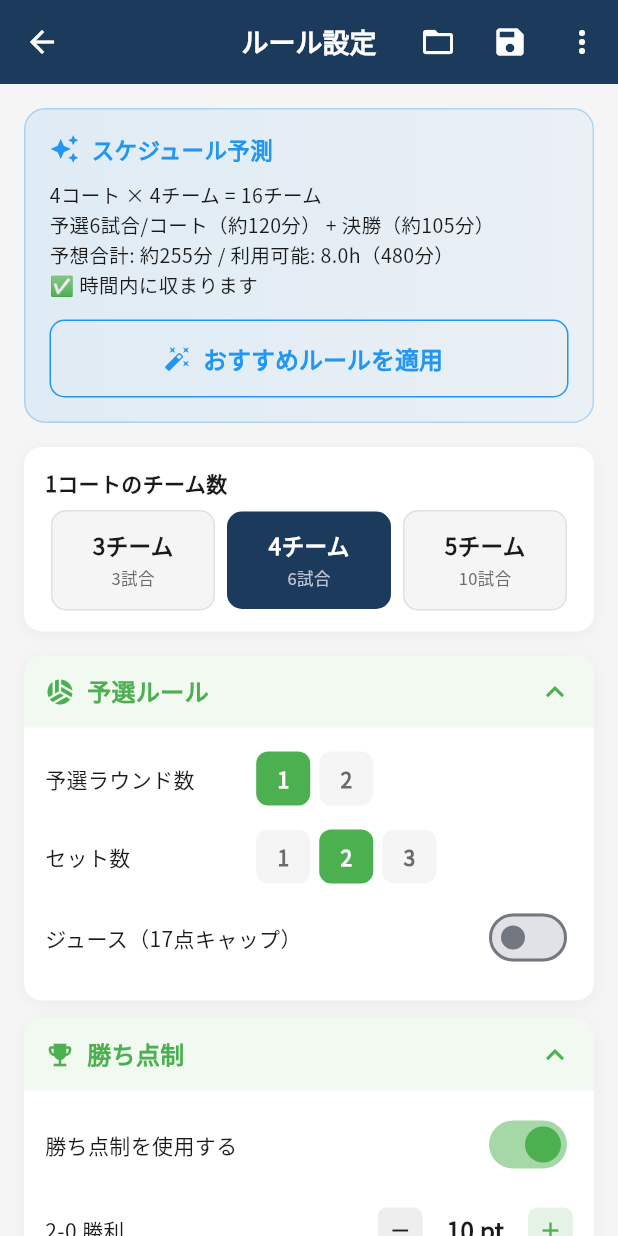
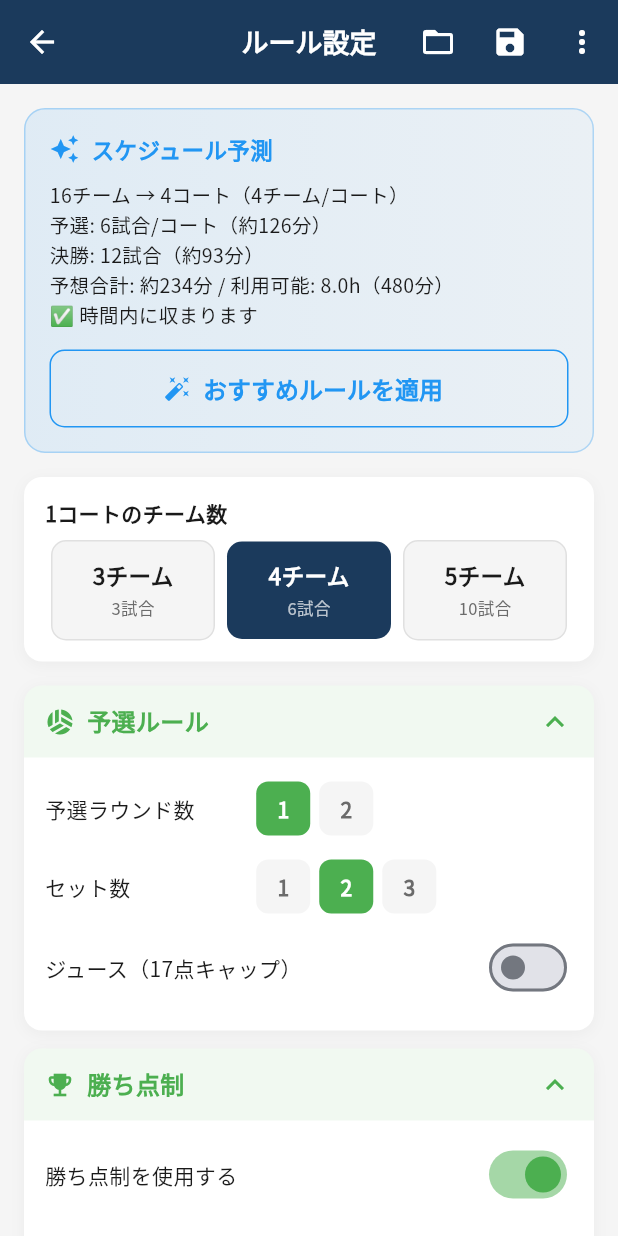
Before and after one commit to sofvo-dev/sofvo, a Flutter app: the TournamentRulesScreen screen opened directly, on a phone screen of 412 x 824 dp. Run offline on Flutter 3.47's test engine with Material 3 defaults, Android fonts, the phone set to English and light mode, and no system bars; our stand-ins replace cached_network_image, cloud_firestore, file_picker, firebase_auth, firebase_core, firebase_messaging and 10 more; missing offline and left inert: dart:js_interop, mobile_scanner; accounts and stored records are empty; network calls fail.

Commit message:
スケジュール予測をコート数・チーム数ベースに改善
- TournamentRulesScreenにmaxTeamsパラメータを追加
- 大会作成画面の3箇所のナビゲーションでコート数・チーム数・開始/終了時間を渡す
- _calcSuggestion: 実チーム数から1コートあたりのチーム数を逆算
- 総当たり試合数を n*(n-1)/2 で正確に計算
- 1試合の所要時間にコートチェンジ等のオーバーヘッド(+3分)を加算
- 順位別複数トーナメントの区分数(2/3)に応じた決勝試合数を算出
- 全チーム一本トーナメントのラウンド数をbitLengthで算出
- 決勝の複数コート並行を考慮
- 開閉会式の固定30分を15分に修正

https://claude.ai/code/session_01NdXNSNEhWCRPmtaSJSELhX

```diff
--- a/lib/screens/tournament/tournament_management_screen.dart
+++ b/lib/screens/tournament/tournament_management_screen.dart
@@ -359,7 +359,7 @@ class _TournamentManagementScreenState extends State<TournamentManagementScreen>
               SizedBox(width: double.infinity, child: OutlinedButton.icon(
                 onPressed: () async {
                   final result = await Navigator.push<Map<String, dynamic>>(context,
-                    MaterialPageRoute(builder: (_) => TournamentRulesScreen(initialRules: tournamentRules, courtCount: int.tryParse(courtsCtrl.text))));
+                    MaterialPageRoute(builder: (_) => TournamentRulesScreen(initialRules: tournamentRules, courtCount: int.tryParse(courtsCtrl.text), maxTeams: int.tryParse(maxTeamsCtrl.text))));
                   if (result != null) setSheetState(() => tournamentRules = result);
                 },
                 icon: Icon(tournamentRules != null ? Icons.check_circle : Icons.tune, color: tournamentRules != null ? AppTheme.success : AppTheme.primaryColor),
@@ -567,7 +567,7 @@ class _TournamentManagementScreenState extends State<TournamentManagementScreen>
               SizedBox(width: double.infinity, child: OutlinedButton.icon(
                 onPressed: () async {
                   final result = await Navigator.push<Map<String, dynamic>>(context,
-                    MaterialPageRoute(builder: (_) => TournamentRulesScreen(initialRules: tournamentRules, courtCount: int.tryParse(courtsCtrl.text))));
+                    MaterialPageRoute(builder: (_) => TournamentRulesScreen(initialRules: tournamentRules, courtCount: int.tryParse(courtsCtrl.text), maxTeams: int.tryParse(maxTeamsCtrl.text), startTime: matchStartTime, endTime: finalTime)));
                   if (result != null) setSheetState(() => tournamentRules = result);
                 },
                 icon: Icon(tournamentRules != null ? Icons.check_circle : Icons.tune, color: tournamentRules != null ? AppTheme.success : AppTheme.primaryColor),
@@ -891,7 +891,7 @@ class _TournamentManagementScreenState extends State<TournamentManagementScreen>
               SizedBox(width: double.infinity, child: OutlinedButton.icon(
                 onPressed: () async {
                   final result = await Navigator.push<Map<String, dynamic>>(context,
-                    MaterialPageRoute(builder: (_) => TournamentRulesScreen(initialRules: tournamentRules, courtCount: int.tryParse(courtsCtrl.text))));
+                    MaterialPageRoute(builder: (_) => TournamentRulesScreen(initialRules: tournamentRules, courtCount: int.tryParse(courtsCtrl.text), maxTeams: int.tryParse(maxTeamsCtrl.text), startTime: matchStartTime, endTime: finalTime)));
                   if (result != null) setSheetState(() => tournamentRules = result);
                 },
                 icon: Icon(tournamentRules != null ? Icons.check_circle : Icons.tune, color: tournamentRules != null ? AppTheme.success : AppTheme.primaryColor),
--- a/lib/screens/tournament/tournament_rules_screen.dart
+++ b/lib/screens/tournament/tournament_rules_screen.dart
@@ -6,9 +6,10 @@ import '../../config/app_theme.dart';
 class TournamentRulesScreen extends StatefulWidget {
   final Map<String, dynamic>? initialRules;
   final int? courtCount;
+  final int? maxTeams;
   final String? startTime;
   final String? endTime;
-  const TournamentRulesScreen({super.key, this.initialRules, this.courtCount, this.startTime, this.endTime});
+  const TournamentRulesScreen({super.key, this.initialRules, this.courtCount, this.maxTeams, this.startTime, this.endTime});
   @override
   State<TournamentRulesScreen> createState() => _TournamentRulesScreenState();
 }
@@ -162,28 +163,52 @@ class _TournamentRulesScreenState extends State<TournamentRulesScreen> {
       final e = _parseTime(widget.endTime!);
       if (s != null && e != null) hours = e.difference(s).inMinutes / 60.0;
     }
-    final totalTeams = courts * _teamsPerCourt;
-    int matchesPerCourt;
-    switch (_teamsPerCourt) {
-      case 3: matchesPerCourt = 3; break;
-      case 5: matchesPerCourt = 10; break;
-      default: matchesPerCourt = 6;
+
+    // チーム数: 管理画面から渡された値を優先、なければコート数×1コートチーム数
+    final totalTeams = widget.maxTeams ?? (courts * _teamsPerCourt);
+    // 実際の1コートあたりのチーム数を算出
+    final actualTeamsPerCourt = (totalTeams / courts).ceil();
+
+    // 1コート内の総当たり試合数 = n*(n-1)/2
+    final matchesPerCourt = actualTeamsPerCourt * (actualTeamsPerCourt - 1) ~/ 2;
+
+    // 1試合の所要時間（分）: セット時間 + コートチェンジ等
+    const matchOverhead = 3; // コートチェンジ・審判交代
+    final setMinutes = _prelimSets == 1 ? 10 : (_prelimSets == 2 ? 18 : 28);
+    final prelimMatchMin = setMinutes + matchOverhead;
+    final totalPrelimTime = matchesPerCourt * prelimMatchMin * _prelimRounds;
+
+    // 決勝トーナメントの試合数
+    final finalSetMin = (_finalSets == 2 ? 18 : 28) + matchOverhead;
+    int finalMatches = 0;
+    if (_hasFinal) {
+      if (_finalFormat == '順位別複数') {
+        // 各区分4チームトーナメント想定: 準決2 + 決勝1 (+3位決定戦1)
+        final matchesPerTier = _thirdPlace ? 4 : 3;
+        finalMatches = matchesPerTier * _finalTierCount;
+      } else {
+        // 全チーム一本トーナメント: ラウンド数 = ceil(log2(totalTeams))
+        final rounds = (totalTeams > 1) ? (totalTeams - 1).bitLength : 1;
+        finalMatches = rounds + (_thirdPlace ? 1 : 0);
+      }
     }
-    final prelimMinutes = _prelimSets == 1 ? 12 : (_prelimSets == 2 ? 20 : 30);
-    final totalPrelimTime = matchesPerCourt * prelimMinutes * _prelimRounds;
-    final finalMinutes = _finalSets == 2 ? 20 : 35;
-    final finalMatches = _hasFinal ? (_thirdPlace ? 3 : 2) : 0;
-    final totalFinalTime = finalMatches * finalMinutes;
+    // 決勝は複数コート並行可能
+    final finalCourtCount = _hasFinal ? courts.clamp(1, finalMatches) : 1;
+    final totalFinalTime = ((finalMatches / finalCourtCount).ceil()) * finalSetMin;
+
     final lunchMin = _lunchBreak == 'なし' ? 0 : int.tryParse(_lunchBreak.replaceAll('分', '')) ?? 0;
-    final totalMinutes = totalPrelimTime + totalFinalTime + lunchMin + 30; // +30 for opening/closing
+    final overheadMin = 15; // 開閉会式・移行時間
+    final totalMinutes = totalPrelimTime + totalFinalTime + lunchMin + overheadMin;
     final availableMinutes = (hours * 60).round();
     final fits = totalMinutes <= availableMinutes;
 
     return {
       'courts': courts,
       'totalTeams': totalTeams,
+      'actualTeamsPerCourt': actualTeamsPerCourt,
       'matchesPerCourt': matchesPerCourt * _prelimRounds,
       'prelimMinutes': totalPrelimTime,
+      'finalMatches': finalMatches,
       'finalMinutes': totalFinalTime,
       'totalMinutes': totalMinutes,
       'availableMinutes': availableMinutes,
@@ -202,18 +227,14 @@ class _TournamentRulesScreenState extends State<TournamentRulesScreen> {
   String _suggestRuleText() {
     final s = _calcSuggestion();
     final hours = (s['hours'] as double).toStringAsFixed(1);
+    final teamLine = '${s['totalTeams']}チーム → ${s['courts']}コート（${s['actualTeamsPerCourt']}チーム/コート）';
+    final prelimLine = '予選: ${s['matchesPerCourt']}試合/コート（約${s['prelimMinutes']}分）';
+    final finalLine = _hasFinal ? '\n決勝: ${s['finalMatches']}試合（約${s['finalMinutes']}分）' : '';
+    final timeLine = '予想合計: 約${s['totalMinutes']}分 / 利用可能: ${hours}h（${s['availableMinutes']}分）';
     if (s['fits'] == true) {
-      return '${s['courts']}コート × ${_teamsPerCourt}チーム = ${s['totalTeams']}チーム\n'
-          '予選${s['matchesPerCourt']}試合/コート（約${s['prelimMinutes']}分）'
-          '${_hasFinal ? ' + 決勝（約${s['finalMinutes']}分）' : ''}\n'
-          '予想合計: 約${s['totalMinutes']}分 / 利用可能: ${hours}h（${s['availableMinutes']}分）\n'
-          '✅ 時間内に収まります';
+      return '$teamLine\n$prelimLine$finalLine\n$timeLine\n✅ 時間内に収まります';
     } else {
-      return '${s['courts']}コート × ${_teamsPerCourt}チーム = ${s['totalTeams']}チーム\n'
-          '予選${s['matchesPerCourt']}試合/コート（約${s['prelimMinutes']}分）'
-          '${_hasFinal ? ' + 決勝（約${s['finalMinutes']}分）' : ''}\n'
-          '予想合計: 約${s['totalMinutes']}分 / 利用可能: ${hours}h（${s['availableMinutes']}分）\n'
-          '⚠️ 時間超過の可能性あり → セット数を減らすか昼休憩を短縮';
+      return '$teamLine\n$prelimLine$finalLine\n$timeLine\n⚠️ 時間超過の可能性あり → セット数を減らすか昼休憩を短縮';
     }
   }
 
```
